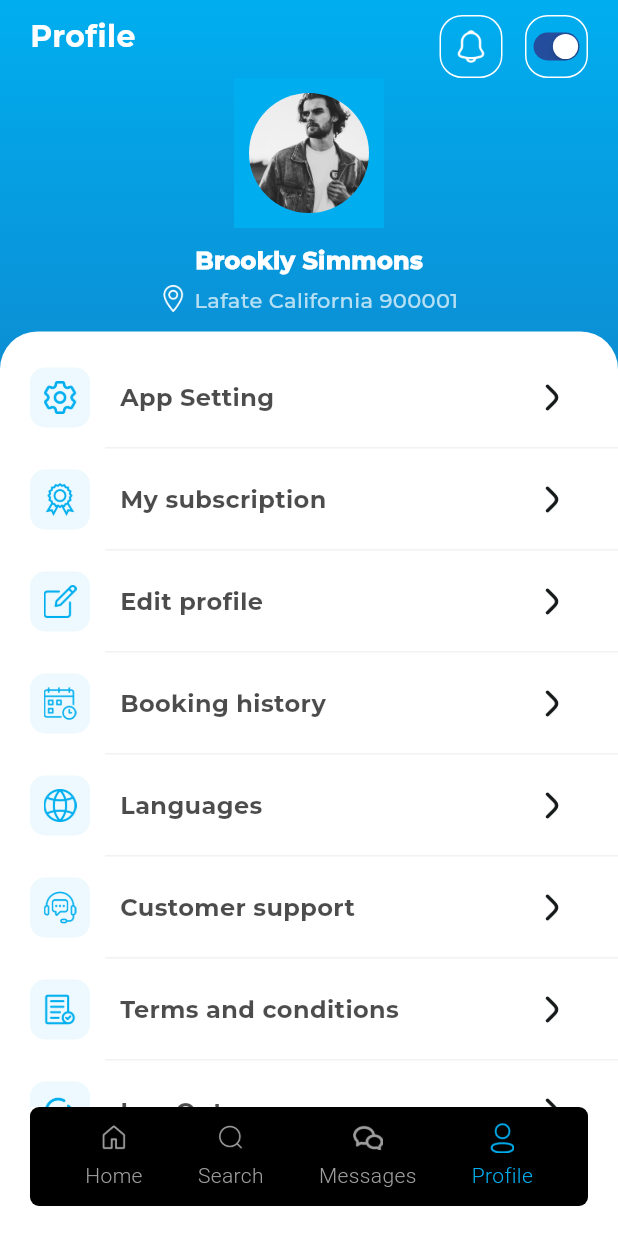
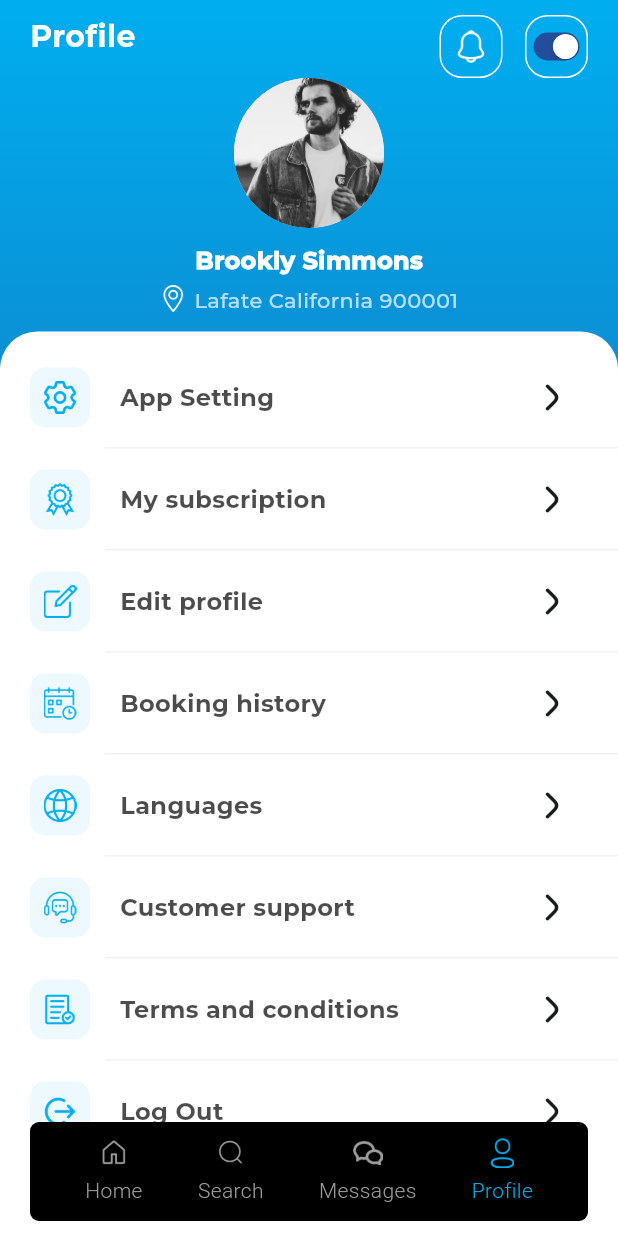
Before and after one commit to Fawadali521/Notary_Ping, a Flutter app: the screen it shows after launch, on a phone screen of 412 x 824 dp. Run offline on Flutter 3.47's test engine with Material 2 defaults, Android fonts, the light colour scheme and no system bars; drawn by our look-alikes of delayed_display; our stand-ins replace expandable_page_view, flutter_staggered_animations, get, page_transition, pinput; Roboto replaces fonts that are missing (Montserrat-Regular); project files that could hold a hidden picture were left out.

Commit message:
profile notification and chat

```diff
--- a/lib/src/modules/auth/SignUp.dart
+++ b/lib/src/modules/auth/SignUp.dart
@@ -330,7 +330,7 @@ Widget notaryContent(BuildContext context) {
           )),
       Padding(
         padding: const EdgeInsets.only(bottom: 10),
-        child: TextFieldWidget(
+        child: CommonTextField(
           hintText: 'Select commission expiry date',
           prefixIcon: const Icon(
             Icons.calendar_month,
--- a/lib/src/modules/dashboard/DashboardScreen.dart
+++ b/lib/src/modules/dashboard/DashboardScreen.dart
@@ -40,7 +40,8 @@ class _DashboardState extends State<Dashboard> {
       statusBarBrightness: Brightness.light,
     ));
 
-    return Scaffold(
+    return SafeArea(
+      child: Scaffold(
         // backgroundColor: Colors.transparent,
        //extendBody: true,
         body: PageView(
@@ -59,7 +60,7 @@ class _DashboardState extends State<Dashboard> {
           ],
         ),
         bottomNavigationBar: Padding(
-        padding: const EdgeInsets.only(bottom: 20, right: 20, left: 20),
+          padding: const EdgeInsets.only(bottom: 10, right: 20, left: 20),
           child: Container(
             height: 66,
             decoration: BoxDecoration(
@@ -74,6 +75,7 @@ class _DashboardState extends State<Dashboard> {
                 _buildNavItem(2, "Messages", "assets/icon/messages.png"),
                 _buildNavItem(3, "Profile", "assets/icon/profile.png"),
               ],
+            ),
           ),
         ),
       ),
--- a/lib/src/modules/dashboard/profile/Profile.dart
+++ b/lib/src/modules/dashboard/profile/Profile.dart
@@ -2,6 +2,7 @@ import 'package:delayed_display/delayed_display.dart';
 import 'package:flutter/cupertino.dart';
 import 'package:flutter/material.dart';
 import 'package:flutter/services.dart';
+import 'package:notary_ping/src/modules/dashboard/notification/Notification.dart';
 import 'package:notary_ping/src/modules/dashboard/profile/Languages.dart';
 import 'package:notary_ping/src/modules/dashboard/profile/TermAndCondition.dart';
 import 'package:notary_ping/src/modules/dashboard/setting/setting.dart';
@@ -16,33 +17,38 @@ class Profile extends StatefulWidget {
   State<Profile> createState() => _ProfileState();
 }
 
-class _ProfileState extends State<Profile> {
+class _ProfileState extends State<Profile> with TickerProviderStateMixin {
   Duration upRowDelay = const Duration(milliseconds: 500);
   Duration listDelay = const Duration(milliseconds: 200);
   Duration splashDelay = const Duration(milliseconds: 100);
   double scaleValue = 0.8;
   bool shouldAnimate = true;
-  bool switchValue = true; // Initialize the switch state to false (off).
+  bool switchValue = true;
+  late AnimationController _controller;
+  late Animation<double> _scaleAnimation;
 
   @override
   void initState() {
     super.initState();
-    // Start the animation when the widget is initialized
-    _startAnimation();
+    loadingImageScale();
+   }
+  loadingImageScale() {
+    _controller = AnimationController(
+      duration: const Duration(milliseconds: 1500),
+      vsync: this,
+    );
+    _scaleAnimation = Tween<double>(begin: 1, end: 1.3).animate(
+      CurvedAnimation(parent: _controller, curve: Curves.bounceIn),
+    )..addStatusListener((status) {
+      if (status == AnimationStatus.completed) {
+        _controller.reverse();
+      }
+    });
+    _controller.forward();
   }
 
-  void _startAnimation() async {
-    await Future.delayed(
-        const Duration(seconds: 1)); // Delay the animation for 1 second
-    setState(() {
-      shouldAnimate = false; // Stop the initial animation
-    });
-
-    await Future.delayed(
-        const Duration(seconds: 1)); // Delay for another 1 second
-    setState(() {
-      shouldAnimate = true; // Start the reverse animation
-    });
+   void _startScaleAnimation() {
+    _controller.forward();
   }
 
   @override
@@ -68,7 +74,7 @@ class _ProfileState extends State<Profile> {
           shrinkWrap: true,
           children: [
             const SafeArea(child: SizedBox()),
-            //profile
+            //Upper row
             Padding(
               padding: const EdgeInsets.only(
                 left: 20,
@@ -95,8 +101,22 @@ class _ProfileState extends State<Profile> {
                         delay: upRowDelay,
                         slidingBeginOffset: const Offset(1.0, 0.0),
                         slidingCurve: Curves.ease,
-                        child: InkWell(
-                          onTap: () {},
+                        child: GestureDetector(
+                          onTap: () {
+                            _startScaleAnimation();
+                            Navigator.push(
+                                context,
+                                PageTransition(
+                                    type: PageTransitionType.fade,
+                                    child: const Notifications()));
+
+                            // Call this function when the container is tapped
+                          },
+                          child: AnimatedBuilder(
+                            animation: _controller,
+                            builder: (context, child) {
+                              return ScaleTransition(
+                                scale: _scaleAnimation,
                                 child: Container(
                                   height: 42,
                                   width: 42,
@@ -117,6 +137,9 @@ class _ProfileState extends State<Profile> {
                                       color: Colors.white,
                                     ),
                                   ),
+                                ),
+                              );
+                            },
                           ),
                         ),
                       ),
@@ -173,7 +196,7 @@ class _ProfileState extends State<Profile> {
                 ],
               ),
             ),
-            //image
+            // profile image
             Padding(
               padding: const EdgeInsets.only(left: 20, right: 20, bottom: 10),
               child: Row(
@@ -181,44 +204,13 @@ class _ProfileState extends State<Profile> {
                 children: [
                   Column(
                     children: [
-                      Container(
-                        height: 100,
-                        width: 100,
-                        decoration: const BoxDecoration(
-                          color: Palette.primaryColor,
+                      Center(
+                        child: ScaleTransition(
+                          scale: _scaleAnimation,
+                          child: const CircleAvatar(
+                            radius: 50, // Adjust the radius as needed
+                            backgroundImage: AssetImage('assets/images/profileImage.png'), // Replace with your image
                           ),
-                        child: Center(
-                          child: AnimatedSize(
-                              duration: const Duration(seconds: 2),
-                              curve: Curves.bounceInOut,
-                              child: shouldAnimate
-                                  ? Transform.scale(
-                                      scale: scaleValue,
-                                      child: Container(
-                                        height: 100,
-                                        width: 100,
-                                        decoration: BoxDecoration(
-                                          image: const DecorationImage(
-                                              image: AssetImage(
-                                                  "assets/images/profileImage.png"),
-                                              fit: BoxFit.cover),
-                                          borderRadius:
-                                              BorderRadius.circular(100),
-                                        ),
-                                      ),
-                                    )
-                                  : Container(
-                                      height: 100,
-                                      width: 100,
-                                      decoration: BoxDecoration(
-                                        image: const DecorationImage(
-                                            image: AssetImage(
-                                                "assets/images/profileImage.png"),
-                                            fit: BoxFit.cover),
-                                        borderRadius:
-                                            BorderRadius.circular(100),
-                                      ),
-                                    )),
                         ),
                       ),
                       Padding(
--- a/lib/src/utility/TextField.dart
+++ b/lib/src/utility/TextField.dart
@@ -4,8 +4,8 @@ import '../../styles.dart';
 
 // Text field widget by AsimKhan1122
 
-class TextFieldWidget extends StatelessWidget {
-  const TextFieldWidget(
+class CommonTextField extends StatelessWidget {
+  const CommonTextField(
       {super.key,
       this.hintText,
       this.prefixIcon,
```
Also changed, not shown: lib/src/modules/auth/UpdateProfile.dart (+13 -13 lines), lib/src/modules/dashboard/chat/ChartTile.dart (+13 -16 lines), lib/src/modules/dashboard/chat/chart.dart (+36 -39 lines), lib/src/modules/dashboard/notification/Notification.dart (+16 -10 lines). Lines whose indentation alone changed are shown as unchanged.
